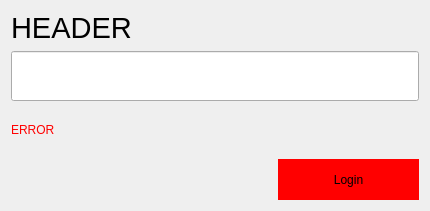
NeuroProc/work-qt, file passworder/logindialog.ui: the form before one commit.
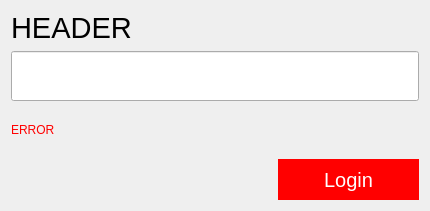
The form after the commit.

The edit to the form file:
```diff
--- a/passworder/logindialog.ui
+++ b/passworder/logindialog.ui
@@ -111,9 +111,9 @@
         </size>
        </property>
        <property name="styleSheet">
-        <string notr="true">background-color: #f00;
-border-color: #000;
-border: 3px;
+        <string notr="true">font: 20px Arial, sans-serif;
+color: #fff;
+background-color: #f00;
 border-radius: 0px;
 
 </string>
```
Left out of the diff: 3 changed lines with no effect on the pictures.
